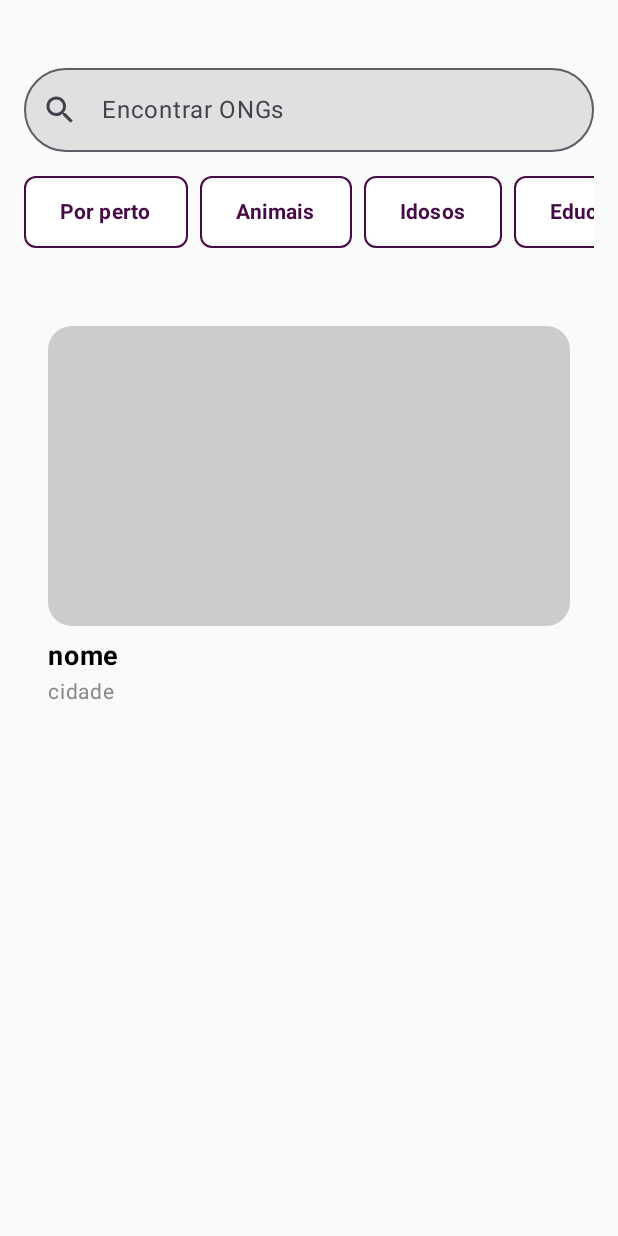
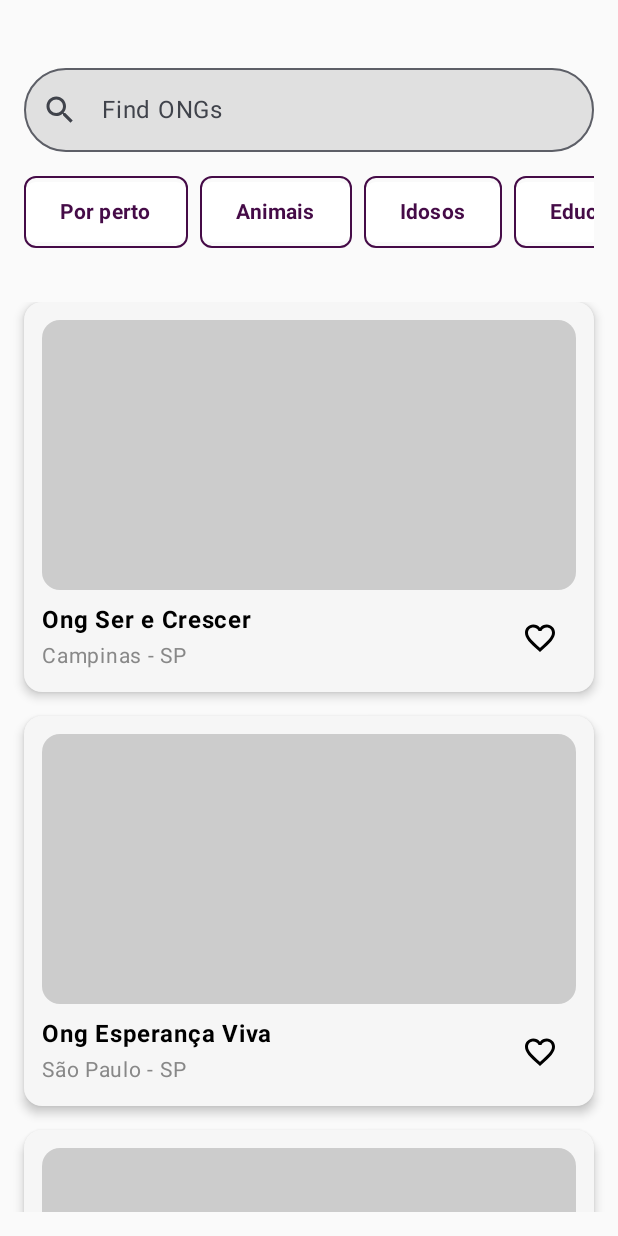
Before and after one commit to allangnutzmans/voluntariar, an Android app built with Jetpack Compose: the ExploreScreen screen opened through its navigation route, on a phone screen of 412 x 824 dp. Run offline under Robolectric (Android 15) with nearby library versions, the phone set to English and light mode, and no system bars.

Commit message:
Refactoring explore screen

```diff
--- a/app/src/main/java/com/ongs/voluntariar/screens/ExploreScreen.kt
+++ b/app/src/main/java/com/ongs/voluntariar/screens/ExploreScreen.kt
@@ -3,6 +3,7 @@ package com.ongs.voluntariar.screens
 import androidx.compose.foundation.BorderStroke
 import androidx.compose.foundation.background
 import androidx.compose.foundation.border
+import androidx.compose.foundation.clickable
 import androidx.compose.foundation.layout.Arrangement
 import androidx.compose.foundation.layout.Box
 import androidx.compose.foundation.layout.Column
@@ -12,28 +13,38 @@ import androidx.compose.foundation.layout.fillMaxSize
 import androidx.compose.foundation.layout.fillMaxWidth
 import androidx.compose.foundation.layout.height
 import androidx.compose.foundation.layout.padding
+import androidx.compose.foundation.layout.size
+import androidx.compose.foundation.lazy.LazyColumn
 import androidx.compose.foundation.lazy.LazyRow
+import androidx.compose.foundation.lazy.items
 import androidx.compose.foundation.lazy.itemsIndexed
 import androidx.compose.foundation.shape.RoundedCornerShape
 import androidx.compose.material.icons.Icons
 import androidx.compose.material.icons.filled.Search
+import androidx.compose.material.icons.outlined.FavoriteBorder
 import androidx.compose.material3.Button
 import androidx.compose.material3.ButtonDefaults
+import androidx.compose.material3.Card
+import androidx.compose.material3.CardDefaults
 import androidx.compose.material3.Icon
+import androidx.compose.material3.IconButton
 
 import androidx.compose.material3.OutlinedTextField
 import androidx.compose.material3.Text
 import androidx.compose.runtime.Composable
 import androidx.compose.runtime.mutableStateOf
 import androidx.compose.runtime.remember
+import androidx.compose.ui.Alignment
 import androidx.compose.ui.Modifier
 import androidx.compose.ui.graphics.Color
+import androidx.compose.ui.res.stringResource
 import androidx.compose.ui.text.TextStyle
 import androidx.compose.ui.text.font.FontWeight
 import androidx.compose.ui.tooling.preview.Preview
 import androidx.compose.ui.unit.dp
 import androidx.compose.ui.unit.sp
 import androidx.navigation.NavController
+import com.ongs.voluntariar.R
 
 @Composable
 fun ExploreScreen(navController: NavController?){
@@ -53,7 +64,7 @@ fun ExploreScreen(navController: NavController?){
             modifier = Modifier.fillMaxWidth().background(Color(0xFFE0E0E0), RoundedCornerShape(40.dp)),
             textStyle = TextStyle(color = Color.Black),
             leadingIcon = { Icon(Icons.Filled.Search, contentDescription = "Buscar") },
-            placeholder = { Text("Encontrar ONGs") },
+            placeholder = { Text(stringResource(R.string.find_ongs)) },
             shape = RoundedCornerShape(40.dp)
         )
 
@@ -65,7 +76,7 @@ fun ExploreScreen(navController: NavController?){
         LazyRow(horizontalArrangement = Arrangement.spacedBy(8.dp)) {
             itemsIndexed(filters) { _, filter ->
                 Button(
-                    onClick = {},
+                    onClick = { /* TODO: Adicionar lógica de filtragem */ },
                     colors = ButtonDefaults.buttonColors(
                         containerColor = Color.White,
                         contentColor = Color(0xFF450B47)
@@ -84,40 +95,69 @@ fun ExploreScreen(navController: NavController?){
 
         Spacer(modifier = Modifier.height(36.dp))
 
-        // Card
-        Box(
+        // Cards
+        val ongList = listOf(
+            Ong("Ong Ser e Crescer", "Campinas - SP"),
+            Ong("Ong Esperança Viva", "São Paulo - SP"),
+            Ong("Ong Amigos do Bem", "Rio de Janeiro - RJ"),
+            Ong("Ong Coração Solidário", "Belo Horizonte - MG")
+        )
+
+        LazyColumn(
+            modifier = Modifier.fillMaxSize(),
+            verticalArrangement = Arrangement.spacedBy(8.dp)
+        ) {
+            items(ongList) { ong ->
+                OngExploreCard(ong)
+            }
+        }
+    }
+}
+
+@Composable
+fun OngExploreCard(ong: Ong) {
+    Card(
         modifier = Modifier
             .fillMaxWidth()
-                .padding(bottom = 16.dp)
-        ) {
-            Row(
-                modifier = Modifier.fillMaxSize()
+            .padding(bottom = 8.dp)
+            .clickable { /* TODO: Adicionar navegação */ },
+        shape = RoundedCornerShape(12.dp),
+        elevation = CardDefaults.cardElevation(defaultElevation = 4.dp),
+        colors = CardDefaults.cardColors(containerColor = Color(0xFFF6F6F6))
     ) {
         Column(
-                    modifier = Modifier.padding(16.dp)
+            modifier = Modifier.padding(12.dp)
         ) {
             Box(
                 modifier = Modifier
                     .fillMaxWidth()
-                            .height(200.dp)
-                            .background(
-                                Color.LightGray,
-                                shape = RoundedCornerShape(16.dp)
-                            ) // Simulando imagem
+                    .height(180.dp)
+                    .background(Color.LightGray, shape = RoundedCornerShape(12.dp))
             )
-
             Spacer(modifier = Modifier.height(8.dp))
-
+            Row(
+                modifier = Modifier.fillMaxWidth(),
+                horizontalArrangement = Arrangement.SpaceBetween,
+                verticalAlignment = Alignment.CenterVertically
+            ) {
+                Column {
                     Text(
-                        text = "nome",
-                        fontSize = 18.sp,
-                        fontWeight = FontWeight.Bold
+                        text = ong.name,
+                        fontWeight = FontWeight.Bold,
+                        fontSize = 16.sp,
+                        color = Color.Black
                     )
-
                     Text(
-                        text = "cidade",
+                        text = ong.location,
                         fontSize = 14.sp,
                         color = Color.Gray
+                    )
+                }
+                IconButton(onClick = { /* TODO: Adicionar lógica de favorito */ }) {
+                    Icon(
+                        imageVector = Icons.Outlined.FavoriteBorder,
+                        contentDescription = "Favoritar",
+                        tint = Color.Black
                     )
                 }
             }
@@ -125,6 +165,8 @@ fun ExploreScreen(navController: NavController?){
     }
 }
 
+data class Ong(val name: String, val location: String)
+
 @Preview(showSystemUi = true)
 @Composable
 private fun ExploreScreenPreview(){
--- a/app/src/main/res/values/strings.xml
+++ b/app/src/main/res/values/strings.xml
@@ -3,5 +3,7 @@
     <string name="welcome">Welcome</string>
     <string name="your_name">What \'s your name?</string>
     <string name="next">Next</string>
+    <string name="find_ongs">Find ONGs</string>
+    <string name="visit">Visit</string>
     <string name="title_activity_maps">MapsActivity</string>
 </resources>
```
Also changed, not shown: 1 other file. Lines whose indentation alone changed are shown as unchanged.
